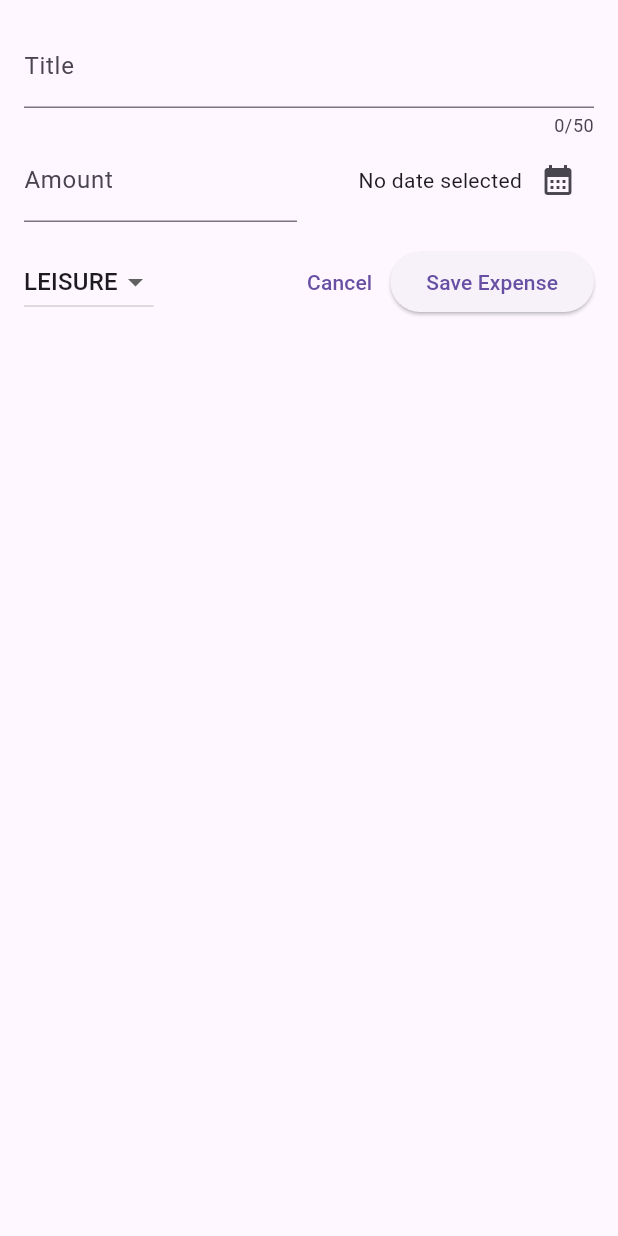
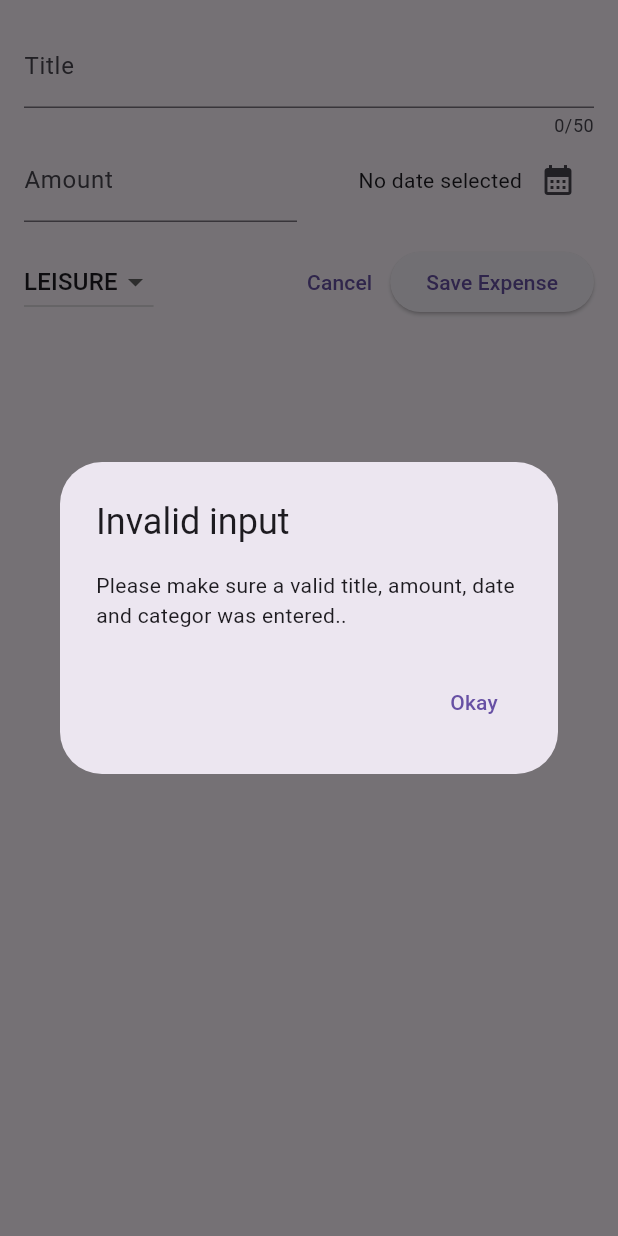
Before and after one commit to itsmartashub/flutter-03-expensetracker, a Flutter app: the NewExpense widget shown alone on an empty page, opened directly, after a tap on "Save Expense", on a phone screen of 412 x 824 dp. Run offline on Flutter 3.47's test engine with Material 2 defaults, Android fonts, the phone set to English and light mode, and no system bars.

Commit message:
05-022 error `showDialog`. validatinguser input & showing an err dialog

```diff
--- a/lib/widgets/new_expense.dart
+++ b/lib/widgets/new_expense.dart
@@ -63,7 +63,23 @@ class _NewExpenseState extends State<NewExpense> {
     if (_titleController.text.trim().isEmpty ||
         amountIsInvalid ||
         _selectedDate == null) {
-      // show error msg
+      //? showDialog() = prikazuje neku info ili error dialog, neki pop-up
+      showDialog(
+        context: context,
+        builder: (ctx) => AlertDialog(
+          title: const Text('Invalid input'),
+          content: const Text(
+              'Please make sure a valid title, amount, date and categor was entered..'),
+          actions: [
+            TextButton(
+                onPressed: () {
+                  Navigator.pop(ctx);
+                },
+                child: const Text('Okay'))
+          ],
+        ),
+      );
+      return;
     }
   }
 
```
